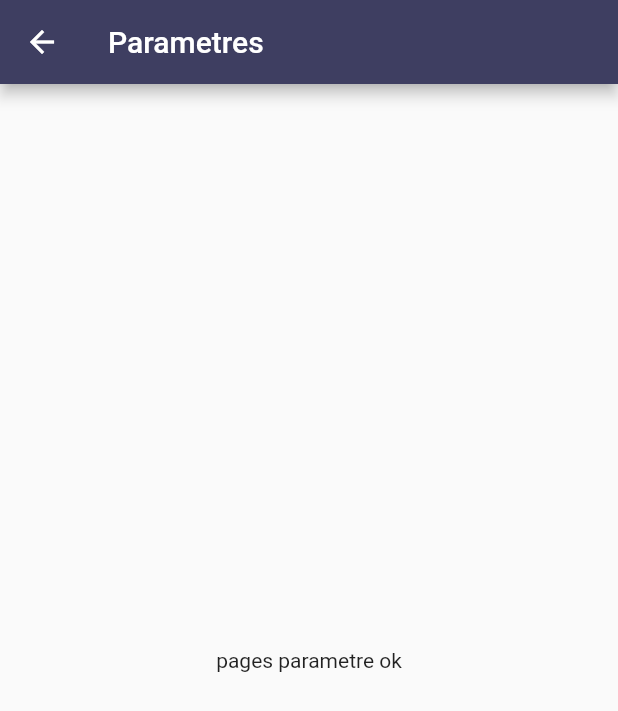
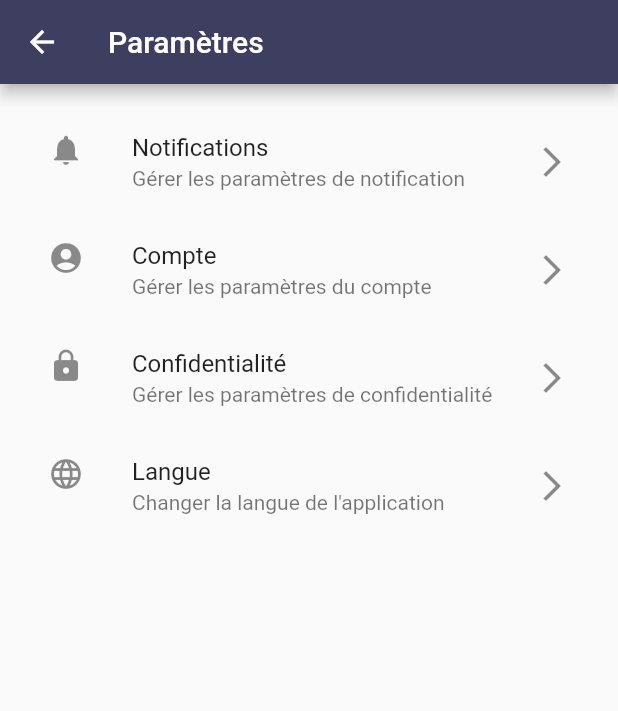
Before and after one commit to BeNyEz17/StJean_Douai_APP, a Flutter app: the PageParametres screen opened directly, on a phone screen of 412 x 824 dp. Shown: the top 711 px of the screen. Run offline on Flutter 3.47's test engine with Material 2 defaults, Android fonts, the phone set to English and light mode, and no system bars; our stand-ins replace flutter_map, google_fonts, latlong2.

Commit message:
rectification , et page parametre avec données en dur a changer par la suite

```diff
--- a/lib/ecrans/connexion.dart
+++ b/lib/ecrans/connexion.dart
@@ -1,7 +1,6 @@
 import 'package:flutter/material.dart';
 import 'package:google_fonts/google_fonts.dart';
 import 'package:stjean_douai_app/components/delayed_animation.dart';
-import 'package:stjean_douai_app/ecrans/page_accueil.dart';
 import 'package:stjean_douai_app/components/side_menu.dart';
 
 const accentCanvasColor = const Color(0xFF3E3E61);
--- a/lib/ecrans/page_accueil.dart
+++ b/lib/ecrans/page_accueil.dart
@@ -1,6 +1,4 @@
 import 'package:flutter/material.dart';
-
-import '../components/side_menu.dart';
 
 class PageAccueil extends StatefulWidget {
   @override
--- a/lib/ecrans/page_entrer.dart
+++ b/lib/ecrans/page_entrer.dart
@@ -1,7 +1,6 @@
 import 'package:flutter/material.dart';
 import 'package:google_fonts/google_fonts.dart';
 import 'package:stjean_douai_app/components/delayed_animation.dart';
-import 'package:stjean_douai_app/main.dart';
 
 import 'connexion.dart';
 
--- a/lib/ecrans/page_paramatres.dart
+++ b/lib/ecrans/page_paramatres.dart
@@ -5,14 +5,55 @@ const accentCanvasColor = const Color(0xFF3E3E61);
 class PageParametres extends StatelessWidget {
   const PageParametres({Key? key}) : super(key: key);
 
-  static const pageTitle = 'Parametres';
+  static const pageTitle = 'Paramètres';
 
   @override
   Widget build(BuildContext context) {
     return Scaffold(
-      appBar: AppBar(title: const Text(pageTitle), backgroundColor: accentCanvasColor,),
-      body: const Center(
-        child: Text('pages parametre ok'),
+      appBar: AppBar(
+        title: const Text(pageTitle),
+        backgroundColor: accentCanvasColor,
+      ),
+      body: ListView(
+        padding: const EdgeInsets.all(16.0),
+        children: [
+          ListTile(
+            title: Text('Notifications'),
+            subtitle: Text('Gérer les paramètres de notification'),
+            leading: Icon(Icons.notifications),
+            trailing: Icon(Icons.arrow_forward_ios),
+            onTap: () {
+              // Action à effectuer lors du clic sur Notifications
+            },
+          ),
+          ListTile(
+            title: Text('Compte'),
+            subtitle: Text('Gérer les paramètres du compte'),
+            leading: Icon(Icons.account_circle),
+            trailing: Icon(Icons.arrow_forward_ios),
+            onTap: () {
+              // Action à effectuer lors du clic sur Compte
+            },
+          ),
+          ListTile(
+            title: Text('Confidentialité'),
+            subtitle: Text('Gérer les paramètres de confidentialité'),
+            leading: Icon(Icons.lock),
+            trailing: Icon(Icons.arrow_forward_ios),
+            onTap: () {
+              // Action à effectuer lors du clic sur Confidentialité
+            },
+          ),
+          ListTile(
+            title: Text('Langue'),
+            subtitle: Text('Changer la langue de l\'application'),
+            leading: Icon(Icons.language),
+            trailing: Icon(Icons.arrow_forward_ios),
+            onTap: () {
+              // Action à effectuer lors du clic sur Langue
+            },
+          ),
+        ],
       ),
     );
   }
```
